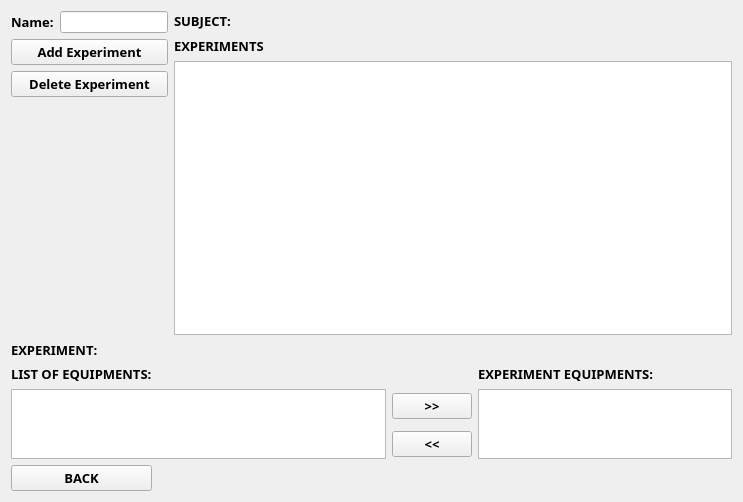
Old version of the form experiments.ui in the repository markytools/sume-borrower-app.
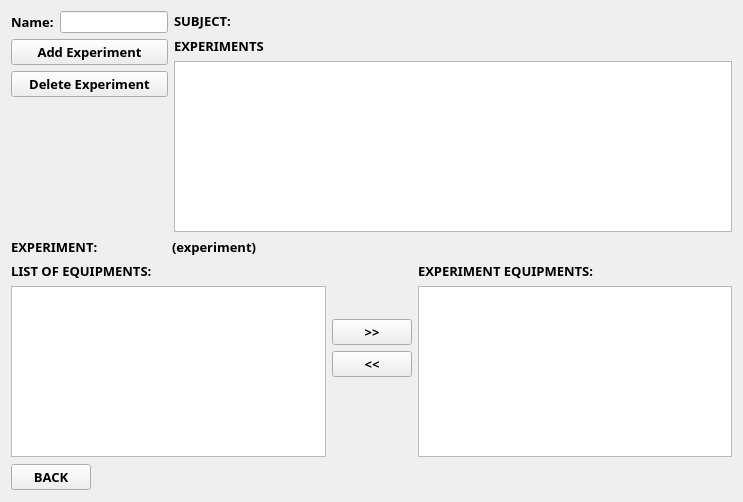
New version of the form.

Commit message: Made Some Revision for UI

The edit to the form file:
```diff
--- a/experiments.ui
+++ b/experiments.ui
@@ -14,68 +14,7 @@
    <string>Form</string>
   </property>
   <layout class="QGridLayout" name="gridLayout_2">
-   <item row="6" column="2" colspan="3">
-    <spacer name="horizontalSpacer_2">
-     <property name="orientation">
-      <enum>Qt::Horizontal</enum>
-     </property>
-     <property name="sizeHint" stdset="0">
-      <size>
-       <width>110</width>
-       <height>20</height>
-      </size>
-     </property>
-    </spacer>
-   </item>
-   <item row="3" column="0">
-    <widget class="QLabel" name="label_8">
-     <property name="font">
-      <font>
-       <family>Segoe UI Black</family>
-       <pointsize>10</pointsize>
-       <weight>75</weight>
-       <bold>true</bold>
-      </font>
-     </property>
-     <property name="text">
-      <string>LIST OF EQUIPMENTS:</string>
-     </property>
-    </widget>
-   </item>
-   <item row="1" column="0">
-    <widget class="QLabel" name="label_7">
-     <property name="font">
-      <font>
-       <family>Segoe UI Black</family>
-       <pointsize>10</pointsize>
-       <weight>75</weight>
-       <bold>true</bold>
-      </font>
-     </property>
-     <property name="text">
-      <string>EXPERIMENT:</string>
-     </property>
-    </widget>
-   </item>
-   <item row="5" column="3">
-    <widget class="QPushButton" name="rightToLeft">
-     <property name="font">
-      <font>
-       <family>Segoe UI Black</family>
-       <pointsize>10</pointsize>
-       <weight>75</weight>
-       <bold>true</bold>
-      </font>
-     </property>
-     <property name="text">
-      <string>&lt;&lt;</string>
-     </property>
-    </widget>
-   </item>
-   <item row="4" column="0" rowspan="2" colspan="3">
-    <widget class="QTableWidget" name="listEquipments"/>
-   </item>
-   <item row="0" column="0" colspan="5">
+   <item row="0" column="0" colspan="3">
     <layout class="QGridLayout" name="gridLayout">
      <item row="0" column="0" colspan="2">
       <layout class="QVBoxLayout" name="verticalLayout">
@@ -230,37 +169,168 @@
      </item>
     </layout>
    </item>
-   <item row="4" column="3">
-    <widget class="QPushButton" name="leftToRight">
-     <property name="font">
-      <font>
-       <family>Segoe UI Black</family>
-       <pointsize>10</pointsize>
-       <weight>75</weight>
-       <bold>true</bold>
-      </font>
-     </property>
-     <property name="text">
-      <string>&gt;&gt;</string>
-     </property>
-    </widget>
+   <item row="1" column="0" colspan="3">
+    <layout class="QHBoxLayout" name="horizontalLayout_4">
+     <item>
+      <layout class="QVBoxLayout" name="verticalLayout_4">
+       <item>
+        <layout class="QHBoxLayout" name="horizontalLayout_2">
+         <item>
+          <widget class="QLabel" name="label_7">
+           <property name="font">
+            <font>
+             <family>Segoe UI Black</family>
+             <pointsize>10</pointsize>
+             <weight>75</weight>
+             <bold>true</bold>
+            </font>
+           </property>
+           <property name="text">
+            <string>EXPERIMENT:</string>
+           </property>
+          </widget>
+         </item>
+         <item>
+          <widget class="QLabel" name="label_12">
+           <property name="font">
+            <font>
+             <family>Segoe UI Black</family>
+             <pointsize>10</pointsize>
+             <weight>75</weight>
+             <bold>true</bold>
+            </font>
+           </property>
+           <property name="text">
+            <string>(experiment)</string>
+           </property>
+          </widget>
+         </item>
+        </layout>
+       </item>
+       <item>
+        <widget class="QLabel" name="label_8">
+         <property name="font">
+          <font>
+           <family>Segoe UI Black</family>
+           <pointsize>10</pointsize>
+           <weight>75</weight>
+           <bold>true</bold>
+          </font>
+         </property>
+         <property name="text">
+          <string>LIST OF EQUIPMENTS:</string>
+         </property>
+        </widget>
+       </item>
+       <item>
+        <widget class="QTableWidget" name="listEquipments"/>
+       </item>
+      </layout>
+     </item>
+     <item>
+      <layout class="QVBoxLayout" name="verticalLayout_6">
+       <item>
+        <spacer name="verticalSpacer_3">
+         <property name="orientation">
+          <enum>Qt::Vertical</enum>
+         </property>
+         <property name="sizeHint" stdset="0">
+          <size>
+           <width>20</width>
+           <height>40</height>
+          </size>
+         </property>
+        </spacer>
+       </item>
+       <item>
+        <layout class="QVBoxLayout" name="verticalLayout_5">
+         <item>
+          <widget class="QPushButton" name="leftToRight">
+           <property name="font">
+            <font>
+             <family>Segoe UI Black</family>
+             <pointsize>10</pointsize>
+             <weight>75</weight>
+             <bold>true</bold>
+            </font>
+           </property>
+           <property name="text">
+            <string>&gt;&gt;</string>
+           </property>
+          </widget>
+         </item>
+         <item>
+          <widget class="QPushButton" name="rightToLeft">
+           <property name="font">
+            <font>
+             <family>Segoe UI Black</family>
+             <pointsize>10</pointsize>
+             <weight>75</weight>
+             <bold>true</bold>
+            </font>
+           </property>
+           <property name="text">
+            <string>&lt;&lt;</string>
+           </property>
+          </widget>
+         </item>
+        </layout>
+       </item>
+       <item>
+        <spacer name="verticalSpacer_4">
+         <property name="orientation">
+          <enum>Qt::Vertical</enum>
+         </property>
+         <property name="sizeHint" stdset="0">
+          <size>
+           <width>20</width>
+           <height>40</height>
+          </size>
+         </property>
+        </spacer>
+       </item>
+      </layout>
+     </item>
+     <item>
+      <layout class="QVBoxLayout" name="verticalLayout_3">
+       <item>
+        <widget class="QLabel" name="label_9">
+         <property name="font">
+          <font>
+           <family>Segoe UI Black</family>
+           <pointsize>10</pointsize>
+           <weight>75</weight>
+           <bold>true</bold>
+          </font>
+         </property>
+         <property name="text">
+          <string/>
+         </property>
+        </widget>
+       </item>
+       <item>
+        <widget class="QLabel" name="label_11">
+         <property name="font">
+          <font>
+           <family>Segoe UI Black</family>
+           <pointsize>10</pointsize>
+           <weight>75</weight>
+           <bold>true</bold>
+          </font>
+         </property>
+         <property name="text">
+          <string>EXPERIMENT EQUIPMENTS:</string>
+         </property>
+        </widget>
+       </item>
+       <item>
+        <widget class="QTableWidget" name="experimentEquipments"/>
+       </item>
+      </layout>
+     </item>
+    </layout>
    </item>
-   <item row="1" column="1">
-    <widget class="QLabel" name="experimentName">
-     <property name="font">
-      <font>
-       <family>Segoe UI Black</family>
-       <pointsize>10</pointsize>
-       <weight>75</weight>
-       <bold>true</bold>
-      </font>
-     </property>
-     <property name="text">
-      <string/>
-     </property>
-    </widget>
-   </item>
-   <item row="6" column="0">
+   <item row="2" column="0" rowspan="3">
     <widget class="QPushButton" name="Back">
      <property name="font">
       <font>
@@ -275,25 +345,7 @@
      </property>
     </widget>
    </item>
-   <item row="4" column="4" rowspan="2">
-    <widget class="QTableWidget" name="experimentEquipments"/>
-   </item>
-   <item row="3" column="4">
-    <widget class="QLabel" name="label_9">
-     <property name="font">
-      <font>
-       <family>Segoe UI Black</family>
-       <pointsize>10</pointsize>
-       <weight>75</weight>
-       <bold>true</bold>
-      </font>
-     </property>
-     <property name="text">
-      <string>EXPERIMENT EQUIPMENTS:</string>
-     </property>
-    </widget>
-   </item>
-   <item row="6" column="1">
+   <item row="3" column="1" rowspan="2">
     <spacer name="horizontalSpacer">
      <property name="orientation">
       <enum>Qt::Horizontal</enum>
@@ -306,6 +358,19 @@
      </property>
     </spacer>
    </item>
+   <item row="4" column="2">
+    <spacer name="horizontalSpacer_2">
+     <property name="orientation">
+      <enum>Qt::Horizontal</enum>
+     </property>
+     <property name="sizeHint" stdset="0">
+      <size>
+       <width>110</width>
+       <height>20</height>
+      </size>
+     </property>
+    </spacer>
+   </item>
   </layout>
  </widget>
  <resources/>
```
Left out of the diff: 13 changed lines with no effect on the pictures. The commit also changes 3 other files.
